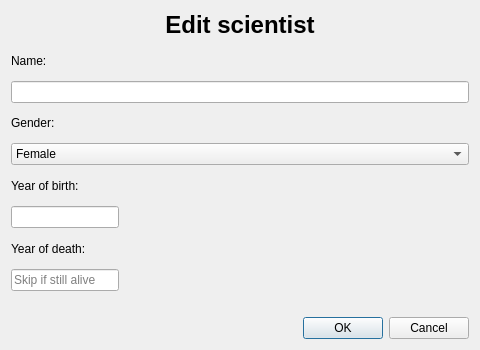
Hopur-50/Verkefni3, file editscientist.ui: the form before one commit.
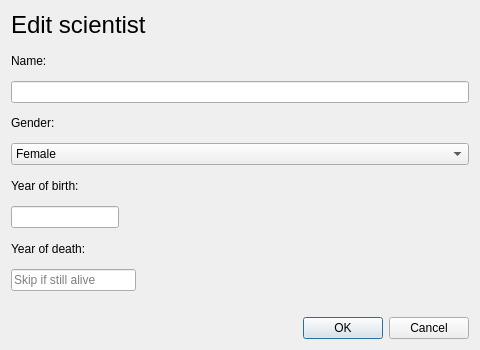
The form after the commit.

What changed in the file:
```diff
--- a/editscientist.ui
+++ b/editscientist.ui
@@ -23,7 +23,7 @@
       <enum>QFrame::Sunken</enum>
      </property>
      <property name="text">
-      <string>&lt;html&gt;&lt;head/&gt;&lt;body&gt;&lt;p align=&quot;center&quot;&gt;&lt;span style=&quot; font-size:18pt; font-weight:600; color:#000000;&quot;&gt;Edit scientist&lt;/span&gt;&lt;/p&gt;&lt;/body&gt;&lt;/html&gt;</string>
+      <string>&lt;html&gt;&lt;head/&gt;&lt;body&gt;&lt;p&gt;&lt;span style=&quot; font-size:18pt; color:#000000;&quot;&gt;Edit scientist&lt;/span&gt;&lt;/p&gt;&lt;/body&gt;&lt;/html&gt;</string>
      </property>
      <property name="textFormat">
       <enum>Qt::RichText</enum>
@@ -107,6 +107,12 @@
        <verstretch>0</verstretch>
       </sizepolicy>
      </property>
+     <property name="maximumSize">
+      <size>
+       <width>125</width>
+       <height>16777215</height>
+      </size>
+     </property>
      <property name="inputMethodHints">
       <set>Qt::ImhDigitsOnly|Qt::ImhPreferNumbers</set>
      </property>
```
Left out of the diff: 6 changed lines with no effect on the pictures.
